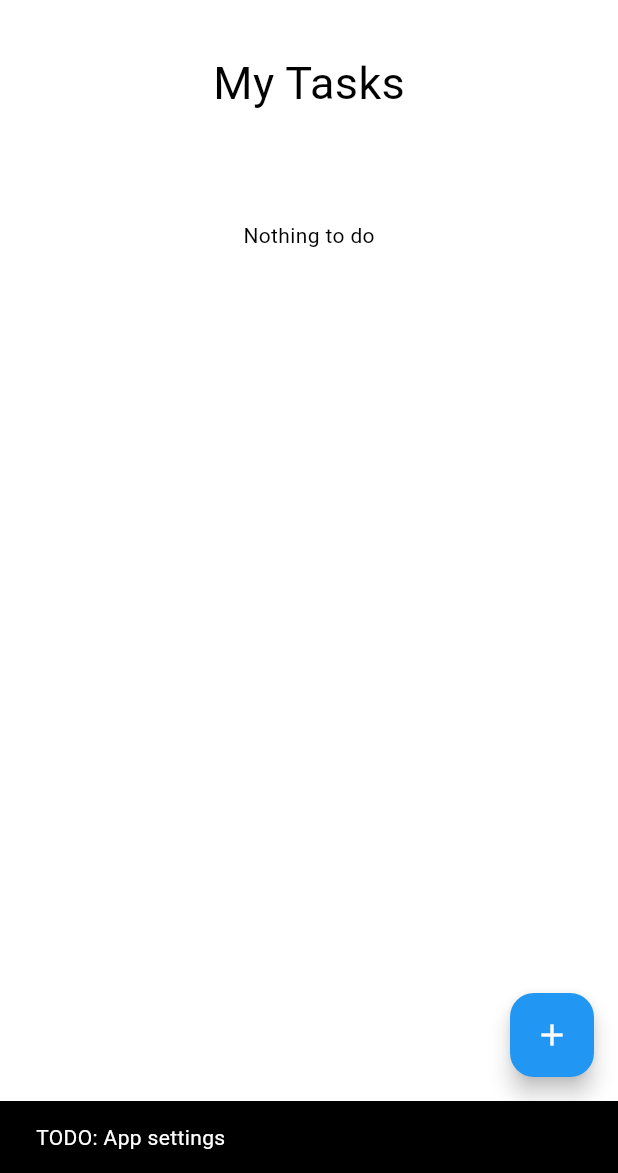
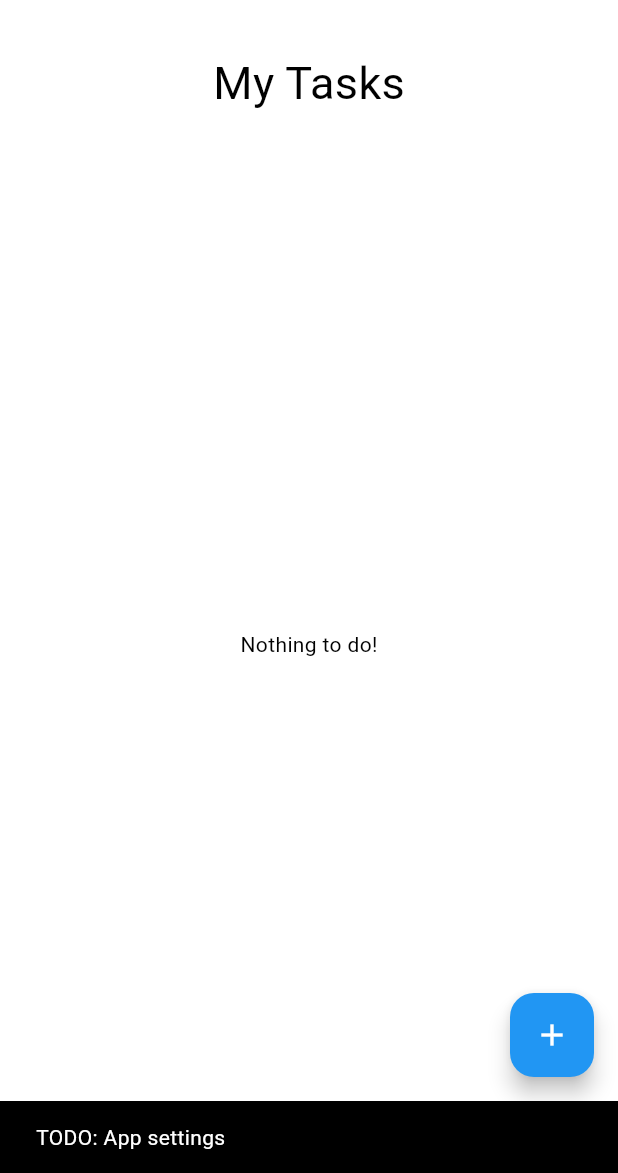
Before and after one commit to Hedevgare/uptodo, a Flutter app: the screen it shows after launch, after a tap on the "settings" icon, on a phone screen of 412 x 824 dp, the part 63-1236 px from its top. Run offline on Flutter 3.47's test engine with Material 3 defaults, Android fonts, the phone set to English and light mode, and no system bars; our stand-ins replace sqflite; accounts and stored records are empty.

```diff
--- a/lib/services/database.dart
+++ b/lib/services/database.dart
@@ -54,18 +54,8 @@ class DatabaseService {
 
   Future<List<Task>> allTasks() async {
     final db = await database;
-
-    final List<Map<String, Object?>> tasksMap = await db.query('tasks');
-
-    return [
-      for (final {
-            'id': id as int,
-            'title': title as String,
-            'due_date': dueDate as String,
-            'is_done': isDone as int
-          } in tasksMap)
-        Task(id: id, title: title, dueDate: dueDate, isDone: isDone == 1 ? true : false)
-    ];
+    final List<Map<String, Object?>> tasksMap = await db.query('tasks', orderBy: 'is_done ASC');
+    return tasksMap.map((map) => Task.fromMap(map)).toList();
   }
 
   Future<void> deleteTask(int id) async {
--- a/lib/views/home.dart
+++ b/lib/views/home.dart
@@ -31,17 +31,13 @@ class _MyHomePageState extends State<MyHomePage> {
     tasks = getTasks();
   }
 
-  void addTask(String title) {
-    database.insertTask(Task(title: title, isDone: false)).then((r) => {
+  void updateTask(Task task) async {
+    task.isDone = !task.isDone;
+    await database.updateTask(task).then((r) => {
       setState(() {
         tasks = getTasks();
       })
     });
-  }
-
-  void updateTask(Task task) {
-    task.isDone = !task.isDone;
-    database.updateTask(task);
   }
 
   void deleteTask(int id) {
@@ -74,7 +70,7 @@ class _MyHomePageState extends State<MyHomePage> {
               onPressed: () {
                 ScaffoldMessenger.of(context).showSnackBar(
                     const SnackBar(content: Text("TODO: App settings")));
-                // purgeDatabase();
+                purgeDatabase();
               },
               icon: const Icon(Icons.settings))
         ],
@@ -97,16 +93,14 @@ class _MyHomePageState extends State<MyHomePage> {
               child: FutureBuilder<List<Task>>(
                 future: tasks,
                 builder: (context, snapshot) {
+                  if (snapshot.connectionState == ConnectionState.waiting) {
+                    return const Center(child: CircularProgressIndicator());
+                  } else if (snapshot.hasError) {
+                    return Center(child: Text('Error: ${snapshot.error}'));
+                  } else if (!snapshot.hasData || snapshot.data!.isEmpty) {
+                    return const Center(child: Text('Nothing to do!'));
+                  } else {
                     List<Task> t = snapshot.data ?? [];
-                  if (t.isEmpty) {
-                    return const Padding(
-                      padding: EdgeInsets.only(top: 50.0),
-                      child: Row(
-                          mainAxisAlignment: MainAxisAlignment.center,
-                          crossAxisAlignment: CrossAxisAlignment.start,
-                          children: [Text("Nothing to do")]),
-                    );
-                  }
                     return ListView.builder(
                         itemCount: t.length,
                         itemBuilder: (context, int index) {
@@ -115,6 +109,7 @@ class _MyHomePageState extends State<MyHomePage> {
                               onDelete: () => deleteTask(t[index].id!),
                               onUpdate: () => updateTask(t[index]));
                         });
+                  }
                 },
               ),
             ),
@@ -132,7 +127,7 @@ class _MyHomePageState extends State<MyHomePage> {
   }
 
   Future<void> navigateToNewTask(BuildContext context) async {
-    final result = await Navigator.push(
+    await Navigator.push(
         context, MaterialPageRoute(builder: (context) => const NewTask()));
 
     if (!context.mounted) return;
```
Also changed, not shown: lib/models/task.dart (+9 -0 lines). Lines whose indentation alone changed are shown as unchanged.
